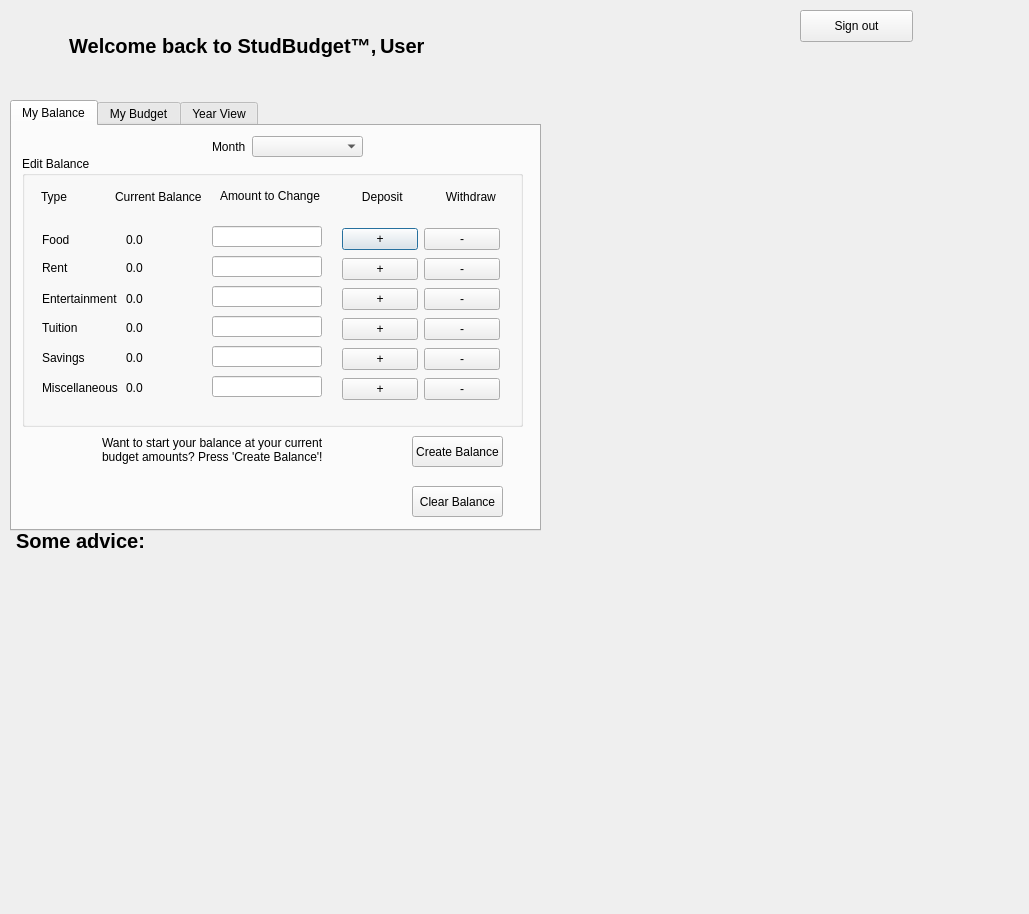
Old version of the form GUI3/GUI3/appdialog.ui in the repository Kbarrera123/StudBudget.
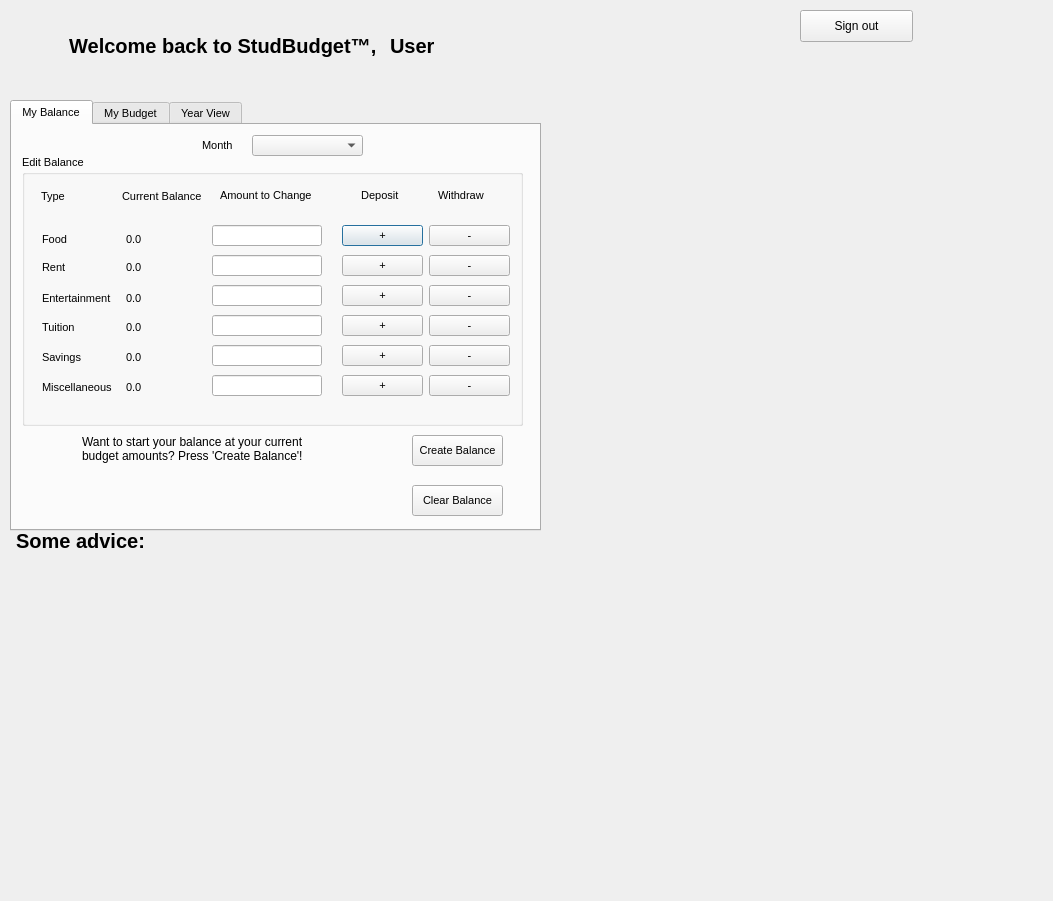
New version of the form. The open tabs and pages were chosen to show the change. Icons and pictures are not drawn.

```diff
--- a/GUI3/GUI3/appdialog.ui
+++ b/GUI3/GUI3/appdialog.ui
@@ -6,8 +6,8 @@
    <rect>
     <x>0</x>
     <y>0</y>
-    <width>1029</width>
-    <height>914</height>
+    <width>1053</width>
+    <height>901</height>
    </rect>
   </property>
   <property name="windowTitle">
@@ -31,7 +31,7 @@
    <property name="font">
     <font>
      <family>Yu Gothic UI</family>
-     <pointsize>9</pointsize>
+     <pointsize>8</pointsize>
     </font>
    </property>
    <property name="currentIndex">
@@ -57,7 +57,7 @@
     <widget class="QLabel" name="label_2">
      <property name="geometry">
       <rect>
-       <x>200</x>
+       <x>190</x>
        <y>10</y>
        <width>41</width>
        <height>21</height>
@@ -85,7 +85,7 @@
         <x>19</x>
         <y>30</y>
         <width>161</width>
-        <height>21</height>
+        <height>22</height>
        </rect>
       </property>
       <layout class="QHBoxLayout" name="horizontalLayout_3">
@@ -111,7 +111,7 @@
         <x>20</x>
         <y>73</y>
         <width>161</width>
-        <height>21</height>
+        <height>22</height>
        </rect>
       </property>
       <layout class="QHBoxLayout" name="horizontalLayout">
@@ -130,6 +130,9 @@
          <property name="text">
           <string>0.0</string>
          </property>
+         <property name="alignment">
+          <set>Qt::AlignLeading|Qt::AlignLeft|Qt::AlignVCenter</set>
+         </property>
         </widget>
        </item>
       </layout>
@@ -140,7 +143,7 @@
         <x>20</x>
         <y>101</y>
         <width>161</width>
-        <height>21</height>
+        <height>22</height>
        </rect>
       </property>
       <layout class="QHBoxLayout" name="horizontalLayout_6">
@@ -166,12 +169,17 @@
         <x>20</x>
         <y>132</y>
         <width>161</width>
-        <height>21</height>
+        <height>22</height>
        </rect>
       </property>
       <layout class="QHBoxLayout" name="horizontalLayout_11">
        <item>
         <widget class="QLabel" name="label_13">
+         <property name="font">
+          <font>
+           <pointsize>8</pointsize>
+          </font>
+         </property>
          <property name="text">
           <string>Entertainment</string>
          </property>
@@ -192,7 +200,7 @@
         <x>20</x>
         <y>161</y>
         <width>161</width>
-        <height>21</height>
+        <height>22</height>
        </rect>
       </property>
       <layout class="QHBoxLayout" name="horizontalLayout_16">
@@ -218,7 +226,7 @@
         <x>20</x>
         <y>191</y>
         <width>161</width>
-        <height>21</height>
+        <height>22</height>
        </rect>
       </property>
       <layout class="QHBoxLayout" name="horizontalLayout_21">
@@ -244,12 +252,17 @@
         <x>20</x>
         <y>221</y>
         <width>161</width>
-        <height>21</height>
+        <height>22</height>
        </rect>
       </property>
       <layout class="QHBoxLayout" name="horizontalLayout_24">
        <item>
         <widget class="QLabel" name="label_19">
+         <property name="font">
+          <font>
+           <pointsize>8</pointsize>
+          </font>
+         </property>
          <property name="text">
           <string>Miscellaneous</string>
          </property>
@@ -355,8 +368,8 @@
        <rect>
         <x>320</x>
         <y>70</y>
-        <width>158</width>
-        <height>26</height>
+        <width>168</width>
+        <height>21</height>
        </rect>
       </property>
       <layout class="QHBoxLayout" name="horizontalLayout_4">
@@ -381,8 +394,8 @@
        <rect>
         <x>320</x>
         <y>100</y>
-        <width>158</width>
-        <height>26</height>
+        <width>168</width>
+        <height>21</height>
        </rect>
       </property>
       <layout class="QHBoxLayout" name="horizontalLayout_7">
@@ -407,8 +420,8 @@
        <rect>
         <x>320</x>
         <y>130</y>
-        <width>158</width>
-        <height>26</height>
+        <width>168</width>
+        <height>21</height>
        </rect>
       </property>
       <layout class="QHBoxLayout" name="horizontalLayout_13">
@@ -433,8 +446,8 @@
        <rect>
         <x>320</x>
         <y>160</y>
-        <width>158</width>
-        <height>26</height>
+        <width>168</width>
+        <height>21</height>
        </rect>
       </property>
       <layout class="QHBoxLayout" name="horizontalLayout_19">
@@ -459,8 +472,8 @@
        <rect>
         <x>320</x>
         <y>190</y>
-        <width>158</width>
-        <height>26</height>
+        <width>168</width>
+        <height>21</height>
        </rect>
       </property>
       <layout class="QHBoxLayout" name="horizontalLayout_23">
@@ -485,8 +498,8 @@
        <rect>
         <x>320</x>
         <y>220</y>
-        <width>158</width>
-        <height>26</height>
+        <width>168</width>
+        <height>21</height>
        </rect>
       </property>
       <layout class="QHBoxLayout" name="horizontalLayout_25">
@@ -523,10 +536,10 @@
     <widget class="QLabel" name="label_24">
      <property name="geometry">
       <rect>
-       <x>90</x>
+       <x>70</x>
        <y>310</y>
-       <width>241</width>
-       <height>31</height>
+       <width>261</width>
+       <height>61</height>
       </rect>
      </property>
      <property name="font">
@@ -1149,7 +1162,7 @@
   <widget class="QLabel" name="label_getUsername">
    <property name="geometry">
     <rect>
-     <x>380</x>
+     <x>390</x>
      <y>30</y>
      <width>291</width>
      <height>31</height>
```
Left out of the diff: 52 changed lines with no effect on the pictures.
